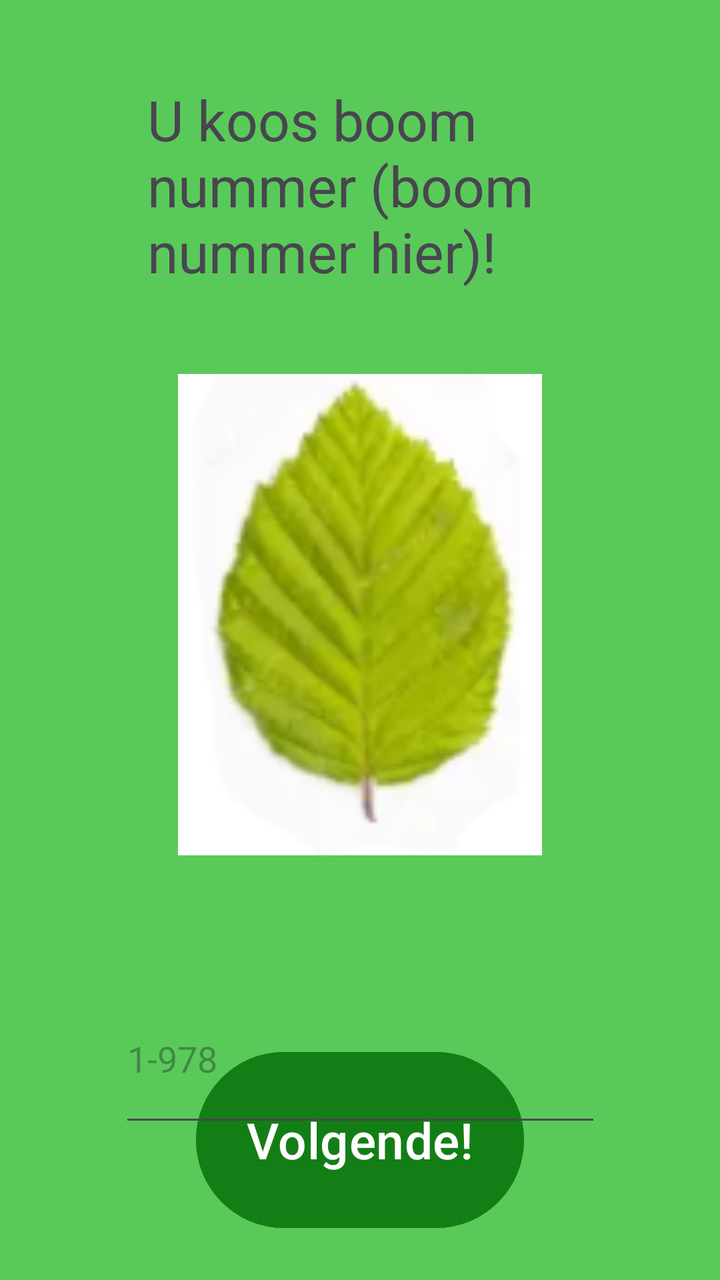
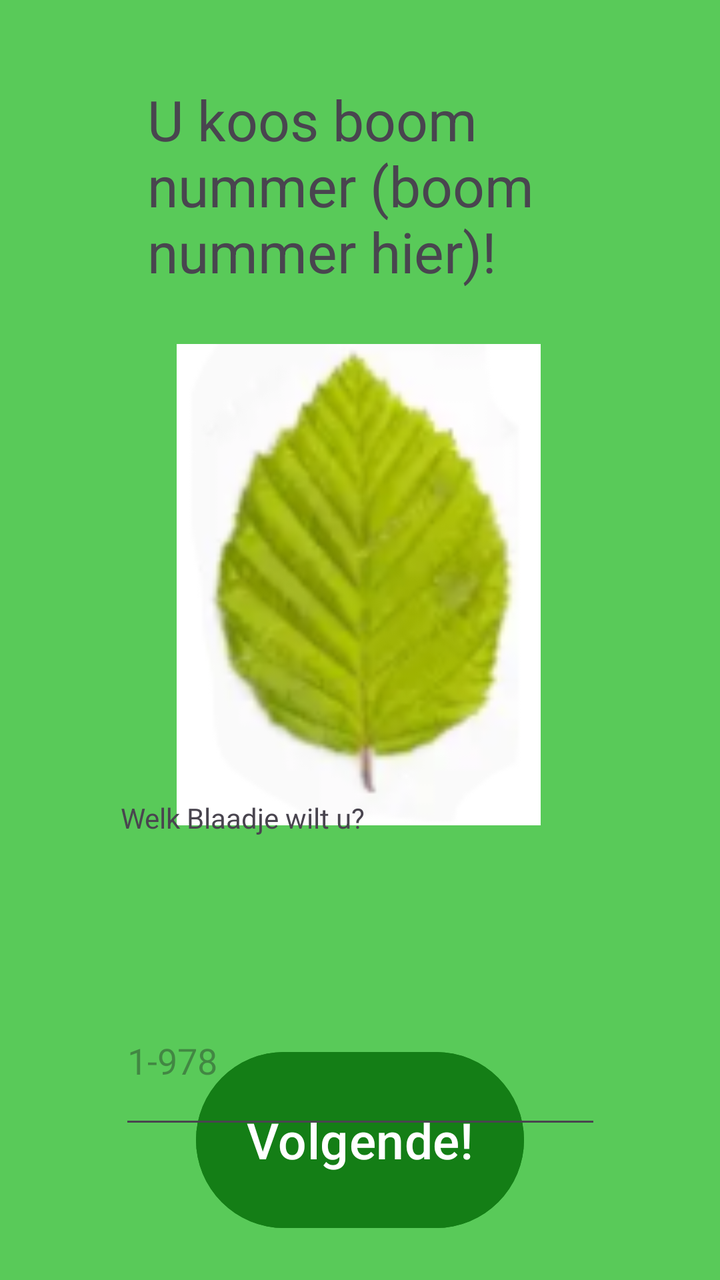

Screens rendered from an Android XML layout before and after an edit, with the pre-edit source and the edit as a unified diff.
<!-- AndroidManifest.xml: application theme Theme.KOOPEENBLAADJE -->
<!-- res/layout/activity_main3.xml -->
<?xml version="1.0" encoding="utf-8"?>
<androidx.constraintlayout.widget.ConstraintLayout xmlns:android="http://schemas.android.com/apk/res/android"
    xmlns:app="http://schemas.android.com/apk/res-auto"
    xmlns:tools="http://schemas.android.com/tools"
    android:id="@+id/main"
    android:layout_width="match_parent"
    android:layout_height="match_parent"
    android:background="#59CA59"
    tools:context=".MainActivity3">

    <TextView
        android:id="@+id/textView5"
        android:layout_width="212dp"
        android:layout_height="102dp"
        android:text="U koos boom nummer (boom nummer hier)!"
        android:textSize="28sp"
        app:layout_constraintBottom_toBottomOf="parent"
        app:layout_constraintEnd_toEndOf="parent"
        app:layout_constraintHorizontal_bias="0.497"
        app:layout_constraintStart_toStartOf="parent"
        app:layout_constraintTop_toTopOf="parent"
        app:layout_constraintVertical_bias="0.076" />

    <ImageView
        android:id="@+id/imageView3"
        android:layout_width="182dp"
        android:layout_height="280dp"
        app:layout_constraintBottom_toBottomOf="parent"
        app:layout_constraintEnd_toEndOf="parent"
        app:layout_constraintStart_toStartOf="parent"
        app:layout_constraintTop_toBottomOf="@+id/textView5"
        app:layout_constraintVertical_bias="0.112"
        app:srcCompat="@drawable/blaadje_part_2" />

    <Button
        android:id="@+id/button2"
        android:layout_width="164dp"
        android:layout_height="96dp"
        android:backgroundTint="#147E16"
        android:text="Volgende!"
        android:textSize="25sp"
        app:layout_constraintBottom_toBottomOf="parent"
        app:layout_constraintEnd_toEndOf="parent"
        app:layout_constraintStart_toStartOf="parent"
        app:layout_constraintTop_toBottomOf="@+id/textView5"
        app:layout_constraintVertical_bias="0.945" />

    <EditText
        android:id="@+id/editTextNumber2"
        android:layout_width="241dp"
        android:layout_height="81dp"
        android:layout_marginTop="338dp"
        android:ems="10"
        android:hint="1-978"
        android:inputType="number"
        app:layout_constraintBottom_toBottomOf="parent"
        app:layout_constraintEnd_toEndOf="parent"
        app:layout_constraintStart_toStartOf="parent"
        app:layout_constraintTop_toBottomOf="@+id/textView5"
        app:layout_constraintVertical_bias="0.08" />

</androidx.constraintlayout.widget.ConstraintLayout>
<!-- resources referenced by this layout -->
<resources>
  <!-- drawable blaadje_part_2: png bitmap (drawable, 18269 bytes) -->
  <style name="Theme.KOOPEENBLAADJE" parent="Base.Theme.KOOPEENBLAADJE" />
  <style name="Base.Theme.KOOPEENBLAADJE" parent="Theme.Material3.DayNight.NoActionBar">
          
          
      </style>
</resources>

<!-- the commit's change to res/layout/activity_main3.xml (unified diff, before → after) -->
@@ -27,9 +27,10 @@
         android:layout_height="280dp"
         app:layout_constraintBottom_toBottomOf="parent"
         app:layout_constraintEnd_toEndOf="parent"
+        app:layout_constraintHorizontal_bias="0.497"
         app:layout_constraintStart_toStartOf="parent"
         app:layout_constraintTop_toBottomOf="@+id/textView5"
-        app:layout_constraintVertical_bias="0.112"
+        app:layout_constraintVertical_bias="0.043"
         app:srcCompat="@drawable/blaadje_part_2" />
 
     <Button
@@ -57,6 +58,18 @@
         app:layout_constraintEnd_toEndOf="parent"
         app:layout_constraintStart_toStartOf="parent"
         app:layout_constraintTop_toBottomOf="@+id/textView5"
-        app:layout_constraintVertical_bias="0.08" />
+        app:layout_constraintVertical_bias="0.092" />
+
+    <TextView
+        android:id="@+id/textView3"
+        android:layout_width="235dp"
+        android:layout_height="36dp"
+        android:text="Welk Blaadje wilt u?"
+        app:layout_constraintBottom_toBottomOf="parent"
+        app:layout_constraintEnd_toEndOf="parent"
+        app:layout_constraintHorizontal_bias="0.482"
+        app:layout_constraintStart_toStartOf="parent"
+        app:layout_constraintTop_toTopOf="parent"
+        app:layout_constraintVertical_bias="0.661" />
 
 </androidx.constraintlayout.widget.ConstraintLayout>
